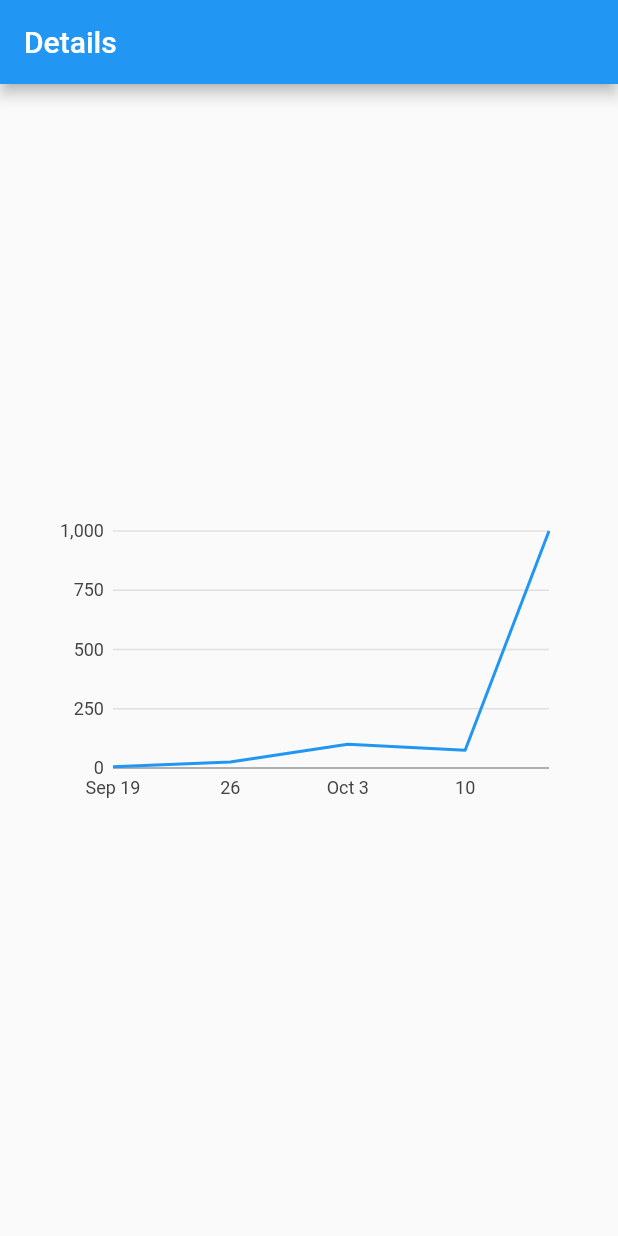
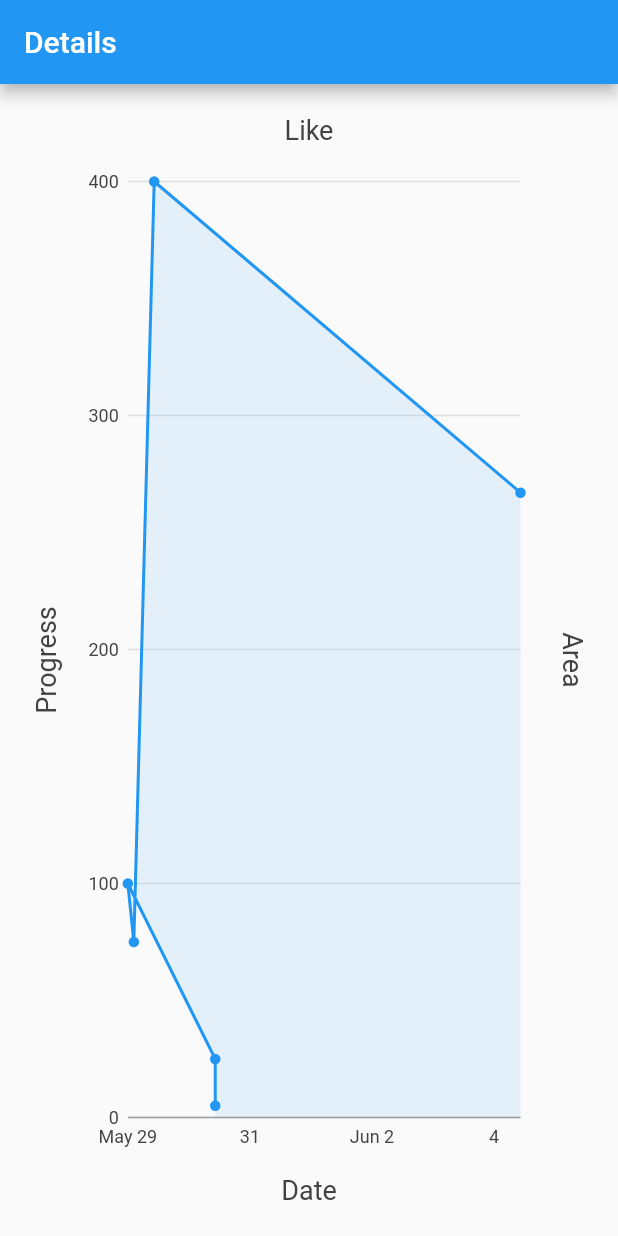
Before and after one commit to shiwam77/line_chart_test, a Flutter app: the screen it shows after launch, on a phone screen of 412 x 824 dp. Run offline on Flutter 3.47's test engine with Material 2 defaults, Android fonts, the phone set to English and light mode, and no system bars; our stand-ins replace charts_flutter; missing offline and left inert: mp_chart.

Commit message:
Final Touch & project end

```diff
--- a/lib/TimeSeriesChart.dart
+++ b/lib/TimeSeriesChart.dart
@@ -4,9 +4,9 @@ import 'package:flutter/material.dart';
 /// Sample time series data type.
 class TrackerTrends {
   final DateTime time;
-  final int TargetProgressValue;
+  final int targetProgressValue;
 
-  TrackerTrends(this.time, this.TargetProgressValue);
+  TrackerTrends(this.time, this.targetProgressValue);
 }
 
 class ItemDetailsPage extends StatefulWidget {
@@ -19,11 +19,12 @@ class _ItemDetailsPageState extends State<ItemDetailsPage> {
   @override
   Widget build(BuildContext context) {
     final data = [
-      new TrackerTrends(new DateTime(2017, 9, 19), 5),
-      new TrackerTrends(new DateTime(2017, 9, 26), 25),
-      new TrackerTrends(new DateTime(2017, 10, 3), 100),
-      new TrackerTrends(new DateTime(2017, 10, 10), 75),
-      new TrackerTrends(new DateTime(2017, 10, 15), 1000),
+      new TrackerTrends(DateTime.parse("2020-05-31T01:21:30.781702"), 5),
+      new TrackerTrends(DateTime.parse('2020-05-31T01:21:30.781702'), 25),
+      new TrackerTrends(DateTime.parse("2020-05-29T14:59:29.412717"), 100),
+      new TrackerTrends(DateTime.parse("2020-05-29T17:21:14.690870"), 75),
+      new TrackerTrends(DateTime.parse("2020-05-30T01:21:28.835976"), 400),
+      new TrackerTrends(DateTime.parse("2020-06-05T01:21:28.835976"), 267),
     ];
 
     var series = [
@@ -31,28 +32,35 @@ class _ItemDetailsPageState extends State<ItemDetailsPage> {
         id: 'Likes',
         colorFn: (_, __) => MaterialPalette.blue.shadeDefault,
         domainFn: (TrackerTrends datas, _) => datas.time,
-        measureFn: (TrackerTrends datas, _) => datas.TargetProgressValue,
+        measureFn: (TrackerTrends datas, _) => datas.targetProgressValue,
         data: data,
       )
     ];
 
-    var chart = new TimeSeriesChart(
-      series,
-      animate: true,
-    );
-
-    var chartWidget = new Padding(
-      padding: new EdgeInsets.all(32.0),
-      child: new SizedBox(
-        height: 200.0,
-        child: chart,
-      ),
-    );
-
     return Scaffold(
       appBar: new AppBar(title: new Text("Details")),
-      body: new Center(
-        child: chartWidget,
+      body: Padding(
+        padding: const EdgeInsets.all(10.0),
+        child: TimeSeriesChart(
+          series,
+          animate: true,
+          behaviors: [
+            ChartTitle("Like",
+                behaviorPosition: BehaviorPosition.top,
+                titleOutsideJustification: OutsideJustification.middleDrawArea),
+            ChartTitle("Date",
+                behaviorPosition: BehaviorPosition.bottom,
+                titleOutsideJustification: OutsideJustification.middleDrawArea),
+            ChartTitle("Progress",
+                behaviorPosition: BehaviorPosition.start,
+                titleOutsideJustification: OutsideJustification.middleDrawArea),
+            ChartTitle("Area",
+                behaviorPosition: BehaviorPosition.end,
+                titleOutsideJustification: OutsideJustification.middleDrawArea),
+          ],
+          defaultRenderer:
+              LineRendererConfig(includeArea: true, includePoints: true),
+        ),
       ),
     );
   }
```
